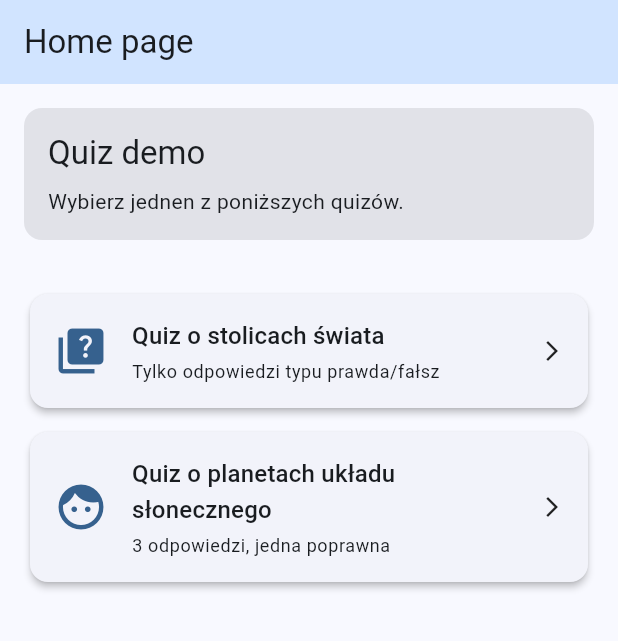
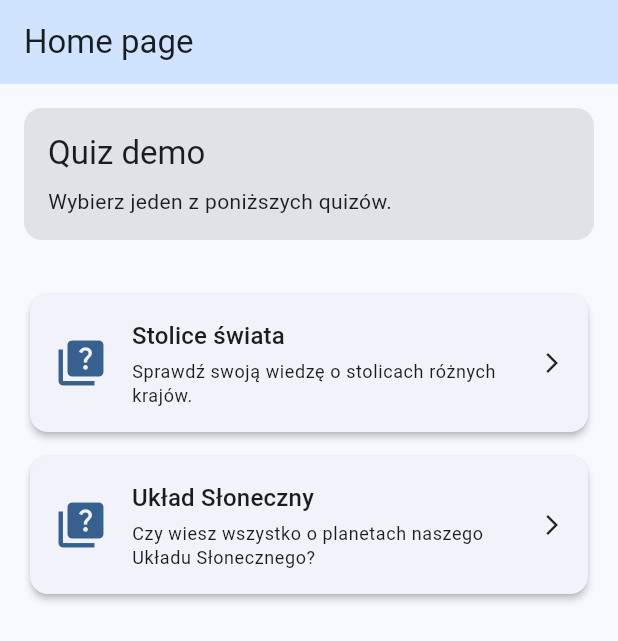
Before and after one commit to tomtor01/simple_quiz_app, a Flutter app: the screen it shows after launch, on a phone screen of 412 x 824 dp. Shown: the top 641 px of the screen. Run offline on Flutter 3.47's test engine with Material 3 defaults, Android fonts, the phone set to English and light mode, and no system bars; our stand-ins replace flutter_riverpod, freezed_annotation.

Commit message:
Added quiz repository

```diff
--- a/lib/features/home/presentation/home_page.dart
+++ b/lib/features/home/presentation/home_page.dart
@@ -1,24 +1,29 @@
 import 'package:flutter/material.dart';
+import 'package:flutter_riverpod/flutter_riverpod.dart';
+import '../../quiz/data/quiz_repository.dart';
 import '../../quiz/presentation/quiz_page.dart';
 
 // Strona wyboru demonstracji
-class HomePage extends StatelessWidget {
+class HomePage extends ConsumerWidget {
   const HomePage({super.key});
 
+
   @override
-  Widget build(BuildContext context) {
+  Widget build(BuildContext context, WidgetRef ref) {
+    final quizzes = ref.watch(quizRepositoryProvider).getAllQuizzes();
+
     return Scaffold(
       appBar: AppBar(
         title: const Text('Home page'),
         backgroundColor: Theme.of(context).colorScheme.primaryContainer,
       ),
-      body: Center(
-        child: Padding(
-          padding: const EdgeInsets.all(16.0),
+      body: Padding(
+        padding: const EdgeInsets.all(16.0),
+        child: SingleChildScrollView(
           child: Column(
-            mainAxisAlignment: MainAxisAlignment.start,
+            crossAxisAlignment: CrossAxisAlignment.start,
+            mainAxisSize: MainAxisSize.min,
             children: [
-              // Karta informacyjna
               Container(
                 width: double.infinity,
                 padding: const EdgeInsets.all(16),
@@ -32,32 +37,27 @@ class HomePage extends StatelessWidget {
                     Text('Quiz demo', style: Theme.of(context).textTheme.titleLarge),
                     const SizedBox(height: 8),
                     Text(
-                      'Wybierz jednen z poniższych quizów.',
+                      'Wybierz jeden z poniższych quizów.',
                       style: Theme.of(context).textTheme.bodyMedium,
                     ),
                   ],
                 ),
               ),
               const SizedBox(height: 32),
-              _buildDemoCard(
-                context,
-                'Quiz o stolicach świata',
-                'Tylko odpowiedzi typu prawda/fałsz',
-                Icons.quiz,
-                () {
-                  Navigator.push(context, MaterialPageRoute(builder: (context) => const QuizPage()));
-                },
-              ),
-              const SizedBox(height: 8),
-              _buildDemoCard(
-                context,
-                'Quiz o planetach układu słonecznego',
-                '3 odpowiedzi, jedna poprawna',
-                Icons.face,
-                () {
-                  Navigator.push(context, MaterialPageRoute(builder: (context) => const QuizPage()));
-                },
-              ),
+
+              ...quizzes.map((quiz) => Padding(
+                padding: const EdgeInsets.only(bottom: 8.0),
+                child: _buildQuizCard(
+                  context,
+                  quiz,
+                      () {
+                    Navigator.push(
+                      context,
+                      MaterialPageRoute(builder: (context) => QuizPage(quiz: quiz)),
+                    );
+                  },
+                ),
+              )),
             ],
           ),
         ),
@@ -66,7 +66,7 @@ class HomePage extends StatelessWidget {
   }
 
   // Funkcja budująca kartę dla demonstracji
-  Widget _buildDemoCard(BuildContext context, String title, String description, IconData icon, VoidCallback onTap) {
+  Widget _buildQuizCard(BuildContext context, Quiz quiz, VoidCallback onTap) {
     return Card(
       clipBehavior: Clip.antiAlias,
       elevation: 2,
@@ -76,15 +76,15 @@ class HomePage extends StatelessWidget {
           padding: const EdgeInsets.all(16.0),
           child: Row(
             children: [
-              Icon(icon, size: 36, color: Theme.of(context).colorScheme.primary),
+              Icon(Icons.quiz, size: 36, color: Theme.of(context).colorScheme.primary),
               const SizedBox(width: 16),
               Expanded(
                 child: Column(
                   crossAxisAlignment: CrossAxisAlignment.start,
                   children: [
-                    Text(title, style: Theme.of(context).textTheme.titleMedium),
+                    Text(quiz.title, style: Theme.of(context).textTheme.titleMedium),
                     const SizedBox(height: 4),
-                    Text(description, style: Theme.of(context).textTheme.bodySmall),
+                    Text(quiz.description, style: Theme.of(context).textTheme.bodySmall),
                   ],
                 ),
               ),
--- a/lib/features/quiz/data/question_repository.dart
+++ b/lib/features/quiz/data/question_repository.dart
@@ -3,33 +3,44 @@ import 'package:flutter_riverpod/flutter_riverpod.dart';
 // Model klasy pytania
 class Question {
   final String text;
-  final bool correctAnswer;
+  final List<String> answers;
+  final int correctAnswer;
 
-  Question({required this.text, required this.correctAnswer});
+  Question({required this.text, required this.answers, required this.correctAnswer});
 }
 
 // Repozytorium pytań quizu
 class QuestionRepository {
-  // Symulacja danych zewnętrznych
-  final List<Question> _questions = [
-    Question(text: 'Czy Warszawa jest stolicą Polski?', correctAnswer: true),
-    Question(text: 'Czy Berlin jest stolicą Francji?', correctAnswer: false),
-    Question(text: 'Czy Londyn jest stolicą Wielkiej Brytanii?', correctAnswer: true),
-    Question(text: 'Czy Madryt jest stolicą Hiszpanii?', correctAnswer: true),
-    Question(text: 'Czy Rzym jest stolicą Grecji?', correctAnswer: false),
-    Question(text: 'Czy Paryż jest stolicą Francji?', correctAnswer: true),
-    Question(text: 'Czy Lizbona jest stolicą Portugalii?', correctAnswer: true),
-    Question(text: 'Czy Wiedeń jest stolicą Niemiec?', correctAnswer: false),
-    Question(text: 'Czy Oslo jest stolicą Norwegii?', correctAnswer: true),
-    Question(text: 'Czy Berno jest stolicą Szwajcarii?', correctAnswer: true),
-  ];
+  List<Question> _questions = [];
 
+  Future<void> loadQuestions(String quizId) async {
+    _questions = quizDatabase[quizId] ?? [];
+  }
   // Metoda zwracająca wszystkie pytania
   List<Question> getAllQuestions() {
     return _questions;
   }
 }
 
+final Map<String, List<Question>> quizDatabase = {
+  "quiz1": [
+    Question(text: 'Czy Warszawa jest stolicą Polski?', answers: ['Tak' , 'Nie'], correctAnswer: 0),
+    Question(text: 'Czy Berlin jest stolicą Francji?', answers: ['Tak' , 'Nie'], correctAnswer: 1),
+    Question(text: 'Czy Londyn jest stolicą Wielkiej Brytanii?', answers: ['Tak' , 'Nie'], correctAnswer: 0),
+    Question(text: 'Czy Madryt jest stolicą Hiszpanii?', answers: ['Tak' , 'Nie'], correctAnswer: 1),
+    Question(text: 'Czy Rzym jest stolicą Grecji?', answers: ['Tak' , 'Nie'], correctAnswer: 1),
+    Question(text: 'Czy Paryż jest stolicą Francji?', answers: ['Tak' , 'Nie'], correctAnswer: 0),
+    Question(text: 'Czy Lizbona jest stolicą Portugalii?', answers: ['Tak' , 'Nie'], correctAnswer: 0),
+    Question(text: 'Czy Wiedeń jest stolicą Niemiec?', answers: ['Tak' , 'Nie'], correctAnswer: 1),
+    Question(text: 'Czy Oslo jest stolicą Norwegii?', answers: ['Tak' , 'Nie'], correctAnswer: 0),
+    Question(text: 'Czy Berno jest stolicą Szwajcarii?', answers: ['Tak' , 'Nie'], correctAnswer: 0),
+  ],
+  "quiz2": [
+    Question(text: 'Którą w kolejności planetą (licząc od Słońca) jest Jowisz?', answers: ['4', '5', '6'], correctAnswer: 1),
+    Question(text: 'Ile jest planet gazowych w Układzie Słonecznym?', answers: ['4', '5', '6'], correctAnswer: 0),
+  ],
+};
+
 // Provider repozytorium pytań
 final questionRepositoryProvider = Provider<QuestionRepository>((ref) {
   return QuestionRepository();
--- /dev/null
+++ b/lib/features/quiz/data/quiz_repository.dart
@@ -0,0 +1,28 @@
+import 'package:flutter_riverpod/flutter_riverpod.dart';
+
+class Quiz {
+  final String id;
+  final String title;
+  final String description;
+
+  Quiz({required this.id, required this.title, required this.description});
+}
+
+final List<Quiz> quizzes = [
+  Quiz(id: "quiz1", title: "Stolice świata", description: "Sprawdź swoją wiedzę o stolicach różnych krajów."),
+  Quiz(id: "quiz2", title: "Układ Słoneczny", description: "Czy wiesz wszystko o planetach naszego Układu Słonecznego?"),
+];
+
+class QuizRepository {
+  List<Quiz> getAllQuizzes() {
+    return quizzes;
+  }
+
+  Quiz? getQuizById(String quizId) {
+    return quizzes.firstWhere((quiz) => quiz.id == quizId, orElse: () => Quiz(id: "unknown", title: "Nieznany quiz", description: "Brak opisu"));
+  }
+}
+
+final quizRepositoryProvider = Provider<QuizRepository>((ref) {
+  return QuizRepository();
+});
--- a/lib/features/quiz/domain/quiz_state.dart
+++ b/lib/features/quiz/domain/quiz_state.dart
@@ -11,7 +11,7 @@ class QuizState with _$QuizState {
   const factory QuizState({
     required List<Question> questions,
     required int currentQuestionIndex,
-    required List<bool> userAnswers,
+    required List<int> userAnswers,
     required bool isCompleted,
   }) = _QuizState;
 
```
Also changed, not shown: lib/features/quiz/app/quiz_service.dart (+8 -2 lines), lib/features/quiz/presentation/quiz_page.dart (+46 -26 lines), lib/features/quiz/domain/quiz_state.freezed.dart.
